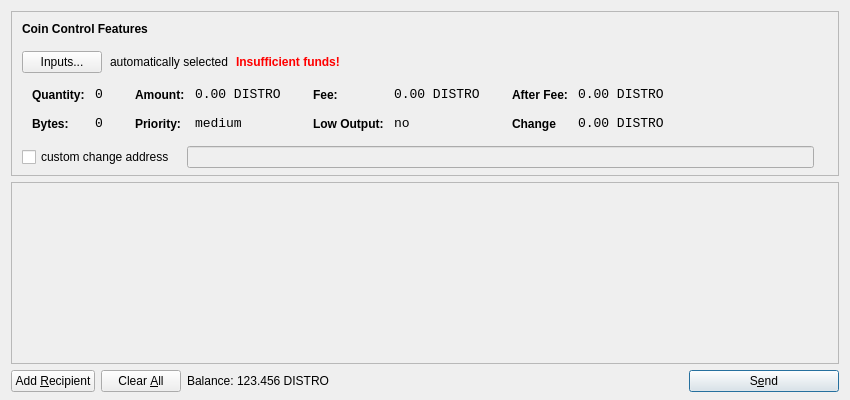
Qt form src/qt/forms/sendcoinsdialog.ui (Ferchodev/nuevo) before a commit.
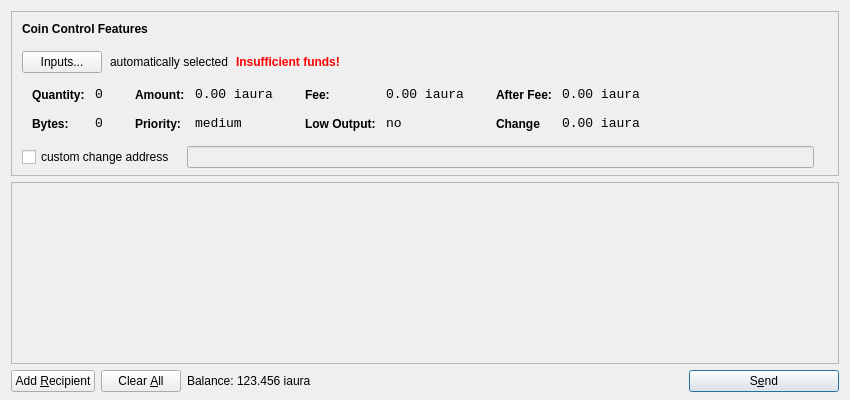
The same form after that commit. Icons and pictures are not drawn.

```diff
--- a/src/qt/forms/sendcoinsdialog.ui
+++ b/src/qt/forms/sendcoinsdialog.ui
@@ -330,7 +330,7 @@
                   <enum>Qt::ActionsContextMenu</enum>
                  </property>
                  <property name="text">
-                  <string>0.00 DISTRO</string>
+                  <string>0.00 iaura</string>
                  </property>
                  <property name="textInteractionFlags">
                   <set>Qt::LinksAccessibleByMouse|Qt::TextSelectableByKeyboard|Qt::TextSelectableByMouse</set>
@@ -416,7 +416,7 @@
                   <enum>Qt::ActionsContextMenu</enum>
                  </property>
                  <property name="text">
-                  <string>0.00 DISTRO</string>
+                  <string>0.00 iaura</string>
                  </property>
                  <property name="textInteractionFlags">
                   <set>Qt::LinksAccessibleByMouse|Qt::TextSelectableByKeyboard|Qt::TextSelectableByMouse</set>
@@ -502,7 +502,7 @@
                   <enum>Qt::ActionsContextMenu</enum>
                  </property>
                  <property name="text">
-                  <string>0.00 DISTRO</string>
+                  <string>0.00 iaura</string>
                  </property>
                  <property name="textInteractionFlags">
                   <set>Qt::LinksAccessibleByMouse|Qt::TextSelectableByKeyboard|Qt::TextSelectableByMouse</set>
@@ -534,7 +534,7 @@
                   <enum>Qt::ActionsContextMenu</enum>
                  </property>
                  <property name="text">
-                  <string>0.00 DISTRO</string>
+                  <string>0.00 iaura</string>
                  </property>
                  <property name="textInteractionFlags">
                   <set>Qt::LinksAccessibleByMouse|Qt::TextSelectableByKeyboard|Qt::TextSelectableByMouse</set>
@@ -750,7 +750,7 @@
           <cursorShape>IBeamCursor</cursorShape>
          </property>
          <property name="text">
-          <string>123.456 DISTRO</string>
+          <string>123.456 iaura</string>
          </property>
          <property name="textInteractionFlags">
           <set>Qt::LinksAccessibleByMouse|Qt::TextSelectableByKeyboard|Qt::TextSelectableByMouse</set>
```
